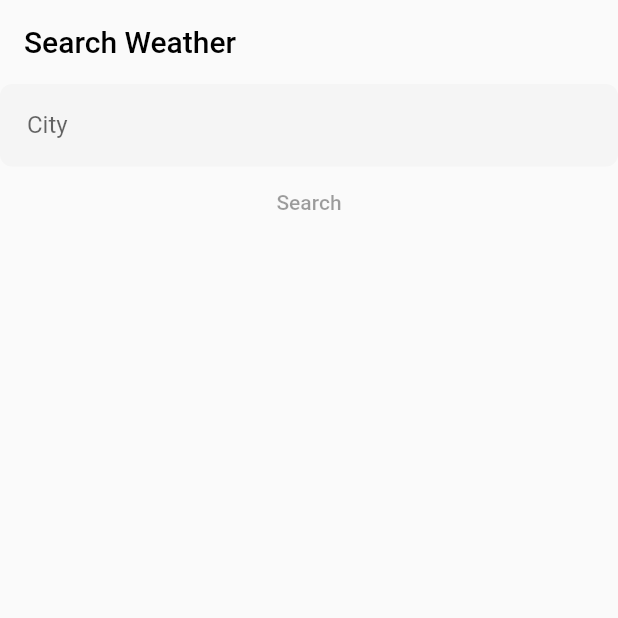
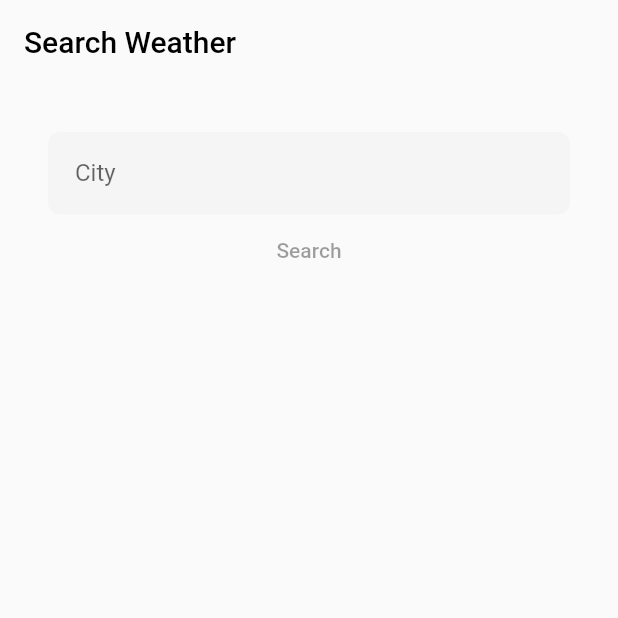
Before and after one commit to kirkcharlesniv/onora_tech_interview, a Flutter app: the screen it shows after launch, on a phone screen of 412 x 824 dp, the top half of it. Run offline on Flutter 3.47's test engine with Material 2 defaults, Android fonts, the phone set to English and light mode, and no system bars; our stand-ins replace bloc, built_collection, built_value, dio, flutter_bloc, formz; generated files the repository leaves out were written again.

Commit message:
search complete

```diff
--- a/lib/core/global_methods.dart
+++ /dev/null
@@ -1,3 +0,0 @@
-class GlobalMethods {
-  static num cToF(num c) => c * 9 / 5 + 32;
-}
--- a/lib/features/weather_search/presentation/pages/weather_search_page.dart
+++ b/lib/features/weather_search/presentation/pages/weather_search_page.dart
@@ -48,7 +48,7 @@ class WeatherSearchPage extends StatelessWidget {
                             onPressed: () => context
                                 .read<WeatherSearchBloc>()
                                 .add(WeatherSearchReset()),
-                            child: Text('An error has occured, reset.')),
+                            child: Text('Try Again.')),
                       ],
                     ),
                   ),
@@ -65,7 +65,17 @@ class WeatherSearchPage extends StatelessWidget {
                   ),
                 ),
                 body: Center(
-                  child: cityInputField(context, inputState),
+                  child: Column(
+                    children: [
+                      cityInputField(context, inputState),
+                      Text(
+                          'Weather Status: ${state.weatherData.weather.first.description}'),
+                      Text(
+                          'Temperature: ${(state.weatherData.main.temp * .1).toStringAsFixed(2)}C | Min: ${(state.weatherData.main.tempMin * .1).toStringAsFixed(2)}C | Max: ${(state.weatherData.main.tempMax * .1).toStringAsFixed(2)}C'),
+                      Text(
+                          'Temperature feels like it is ${(state.weatherData.main.feelsLike * .1).toStringAsFixed(2)}C '),
+                    ],
+                  ),
                 ),
               );
             }
@@ -81,8 +91,10 @@ class WeatherSearchPage extends StatelessWidget {
     );
   }
 
-  Column cityInputField(BuildContext context, CityInputState inputState) =>
-      Column(
+  Padding cityInputField(BuildContext context, CityInputState inputState) =>
+      Padding(
+        padding: const EdgeInsets.all(32.0),
+        child: Column(
           children: [
             TextField(
               key: const Key('weatherForm_cityInput_textField'),
@@ -109,12 +121,13 @@ class WeatherSearchPage extends StatelessWidget {
               ),
             ),
             FlatButton(
-              onPressed: inputState.status.isInvalid || inputState.status.isPure
+                onPressed:
+                    inputState.status.isInvalid || inputState.status.isPure
                         ? null
-                  : () => context
-                      .read<WeatherSearchBloc>()
-                      .add(WeatherSearchTriggered(inputState.cityInput.value)),
+                        : () => context.read<WeatherSearchBloc>().add(
+                            WeatherSearchTriggered(inputState.cityInput.value)),
                 child: Text('Search'))
           ],
+        ),
       );
 }
```
Lines whose indentation alone changed are shown as unchanged.
